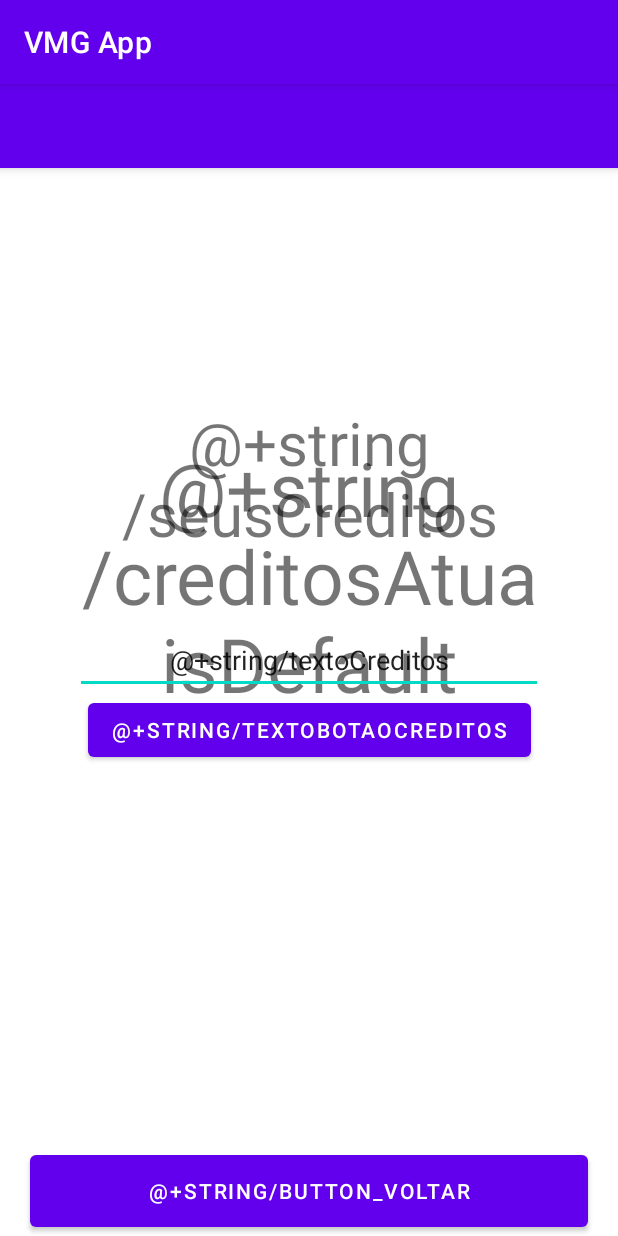
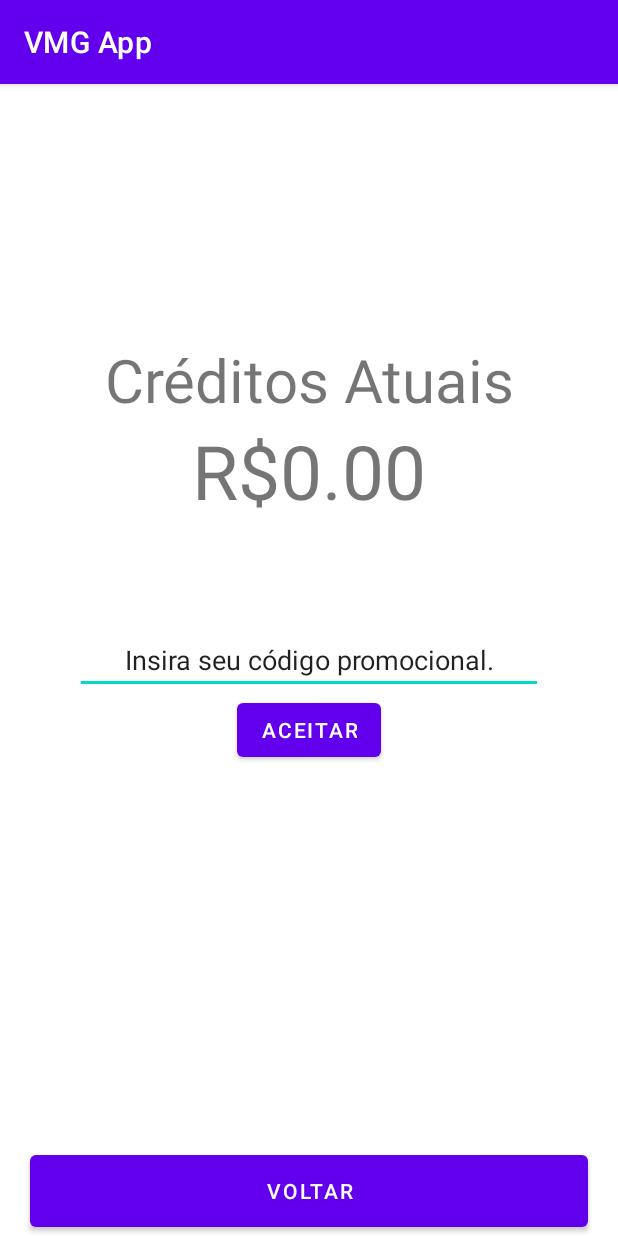
Before and after one commit to Pieraqua/VMG_VendingMachineGranel, an Android app: the AdicaoCreditos screen opened directly, with no data from a screen before it, on a phone screen of 412 x 824 dp. Run offline under Robolectric (Android 15) with nearby library versions, the phone set to English and light mode, and no system bars.

Commit message:
Tela de adição de créditos

```diff
--- a/VmgApp/app/src/main/AndroidManifest.xml
+++ b/VmgApp/app/src/main/AndroidManifest.xml
@@ -5,6 +5,8 @@
     <uses-permission android:name="android.permission.BLUETOOTH"/>
     <uses-permission android:name="android.permission.BLUETOOTH_CONNECT"/>
     <uses-permission android:name="android.permission.BLUETOOTH_ADMIN"/>
+    <uses-permission android:name="android.permission.ACCESS_WIFI_STATE"/>
+
     <application
         android:allowBackup="true"
         android:icon="@mipmap/ic_launcher"
--- a/VmgApp/app/src/main/java/com/example/bluetoothexample/AdicaoCreditos.kt
+++ b/VmgApp/app/src/main/java/com/example/bluetoothexample/AdicaoCreditos.kt
@@ -1,11 +1,71 @@
 package com.example.bluetoothexample
 
+import android.content.Intent
+import android.os.Bundle
+import android.widget.Button
+import android.widget.EditText
+import android.widget.TextView
 import androidx.appcompat.app.AppCompatActivity
-import android.os.Bundle
+
 
 class AdicaoCreditos : AppCompatActivity() {
     override fun onCreate(savedInstanceState: Bundle?) {
         super.onCreate(savedInstanceState)
         setContentView(R.layout.activity_adicao_creditos)
+
+        setupBotoes()
+        setupTextos()
+    }
+
+    override fun onResume() {
+        super.onResume()
+        setContentView(R.layout.activity_adicao_creditos)
+
+        setupBotoes()
+        setupTextos()
+    }
+
+    private fun setupBotoes() {
+        val bOk: Button = findViewById<Button>(R.id.button_adicaoCreditos)
+        val bVoltar: Button = findViewById<Button>(R.id.button_voltar)
+
+        bOk.setOnClickListener {
+            /* Adiciona créditos na VMG */
+            adicionarCreditos()
+
+            /* Volta para a tela inicial */
+            val intent = Intent(this@AdicaoCreditos, TelaConexao::class.java)
+
+            startActivity(intent)
+
+        }
+
+        bVoltar.setOnClickListener {
+            val intent = Intent(this@AdicaoCreditos, TelaConexao::class.java)
+
+            startActivity(intent)
+        }
+
+    }
+
+    private fun adicionarCreditos() {
+        val codigoPromocional = findViewById<EditText>(R.id.inputCreditos).text
+
+
+
+    }
+
+    private fun getCreditosAtuais() : Float{
+        var creditosAtuais = TelaConexao.usuario.creditos
+
+        return creditosAtuais
+    }
+
+    private fun setupTextos()
+    {
+        val tvCreditos = findViewById<TextView>(R.id.creditosAtuais)
+
+        val texto = String.format("R$%.02f", TelaConexao.usuario.creditos)
+        tvCreditos.text = texto
     }
 }
--- a/VmgApp/app/src/main/java/com/example/bluetoothexample/SelecaoPesos.kt
+++ b/VmgApp/app/src/main/java/com/example/bluetoothexample/SelecaoPesos.kt
@@ -6,9 +6,6 @@ import android.os.Bundle
 import android.widget.Button
 import android.widget.EditText
 import android.widget.TextView
-
-/* TODO BUG: Se ir para a próxima tela, voltar e apertar um botão o app crasha. */
-/* Talvez dê pra resolver com a função onResume?                                */
 
 class SelecaoPesos : AppCompatActivity() {
     override fun onCreate(savedInstanceState: Bundle?) {
@@ -23,6 +20,8 @@ class SelecaoPesos : AppCompatActivity() {
         val tvPesoAtual = findViewById<TextView>(R.id.tvPesoAtual)
 
         var produtoAtual = 0
+
+
 
         while(!SelecaoProdutos.listaDeProdutos[produtoAtual].escolhido)
         {
--- /dev/null
+++ b/VmgApp/app/src/main/java/com/example/bluetoothexample/Usuario.kt
@@ -0,0 +1,6 @@
+package com.example.bluetoothexample
+
+data class Usuario(
+    var creditos: Float,
+    var userID: Int
+)
--- a/VmgApp/app/src/main/res/layout/activity_adicao_creditos.xml
+++ b/VmgApp/app/src/main/res/layout/activity_adicao_creditos.xml
@@ -5,16 +5,6 @@
     android:layout_width="match_parent"
     android:layout_height="match_parent"
     tools:context=".AdicaoCreditos">
-    <androidx.appcompat.widget.Toolbar
-        android:id="@+id/telaCreditos"
-        android:text="@+string/telaCreditos"
-        android:layout_width="match_parent"
-        android:layout_height="?attr/actionBarSize"
-        android:background="?attr/colorPrimary"
-        android:elevation="4dp"
-        android:theme="@style/ThemeOverlay.AppCompat.ActionBar"
-        app:popupTheme="@style/ThemeOverlay.AppCompat.Light"
-        app:layout_constraintTop_toTopOf="parent"/>
     <TextView
         android:id="@+id/seusCreditos"
         android:layout_width="match_parent"
@@ -23,13 +13,12 @@
         android:layout_marginTop="50dp"
         android:layout_marginRight="50dp"
         android:textSize="40dp"
-        android:text="@+string/seusCreditos"
+        android:text="@string/seusCreditos"
         android:textAlignment="center"
         app:layout_constraintHorizontal_bias="0.0"
         app:layout_constraintLeft_toLeftOf="parent"
         app:layout_constraintRight_toRightOf="parent"
-        app:layout_constraintTop_toBottomOf="@+id/telaCreditos"
-        app:layout_constraintBottom_toBottomOf="@+id/creditosAtuais"/>
+        app:layout_constraintBottom_toTopOf="@id/creditosAtuais"/>
 
     <TextView
         android:id="@+id/creditosAtuais"
@@ -39,34 +28,34 @@
         android:layout_marginTop="50dp"
         android:layout_marginRight="50dp"
         android:textSize="50dp"
-        android:text="@+string/creditosAtuaisDefault"
+        android:text="@string/creditosAtuaisDefault"
         android:textAlignment="center"
         app:layout_constraintHorizontal_bias="0.0"
         app:layout_constraintLeft_toLeftOf="parent"
         app:layout_constraintRight_toRightOf="parent"
-        app:layout_constraintTop_toBottomOf="@+id/seusCreditos"
-        app:layout_constraintBottom_toTopOf="@+id/inputCreditos"
+        app:layout_constraintBottom_toTopOf="@id/inputCreditos"
         android:layout_marginBottom="70dp"/>
 
     <EditText
         android:id="@+id/inputCreditos"
+        android:layout_width="match_parent"
         android:layout_height="wrap_content"
-        android:layout_width="match_parent"
-        android:text="@+string/textoCreditos"
+        android:layout_marginLeft="50dp"
+        android:layout_marginRight="50dp"
+        android:inputType="text"
+        android:text="@string/textoCreditos"
         android:textAlignment="center"
-        android:inputType="text"
+        app:layout_constraintBottom_toBottomOf="parent"
+        app:layout_constraintHorizontal_bias="0.0"
         app:layout_constraintLeft_toLeftOf="parent"
-        app:layout_constraintRight_toRightOf="@+id/telaCreditos"
-        app:layout_constraintTop_toTopOf="parent"
-        app:layout_constraintBottom_toBottomOf="parent"
-        android:layout_marginRight="50dp"
-        android:layout_marginLeft="50dp"/>
+        app:layout_constraintRight_toRightOf="parent"
+        app:layout_constraintTop_toTopOf="parent" />
 
     <Button
         android:id="@+id/button_adicaoCreditos"
         android:layout_width="wrap_content"
         android:layout_height="wrap_content"
-        android:text="@+string/textoBotaoCreditos"
+        android:text="@string/textoBotaoCreditos"
         app:layout_constraintLeft_toLeftOf="@+id/inputCreditos"
         app:layout_constraintRight_toRightOf="@+id/inputCreditos"
         app:layout_constraintTop_toBottomOf="@+id/inputCreditos" />
@@ -75,7 +64,7 @@
         android:id="@+id/button_voltar"
         android:layout_width="match_parent"
         android:layout_height="60dp"
-        android:text="@+string/button_voltar"
+        android:text="@string/button_voltar"
         android:layout_marginRight="20dp"
         android:layout_marginLeft="20dp"
         app:layout_constraintLeft_toLeftOf="parent"
```
Also changed, not shown: VmgApp/app/src/main/java/com/example/bluetoothexample/SelecaoProdutos.kt (+12 -0 lines), VmgApp/app/src/main/java/com/example/bluetoothexample/TelaConexao.kt (+11 -2 lines).
